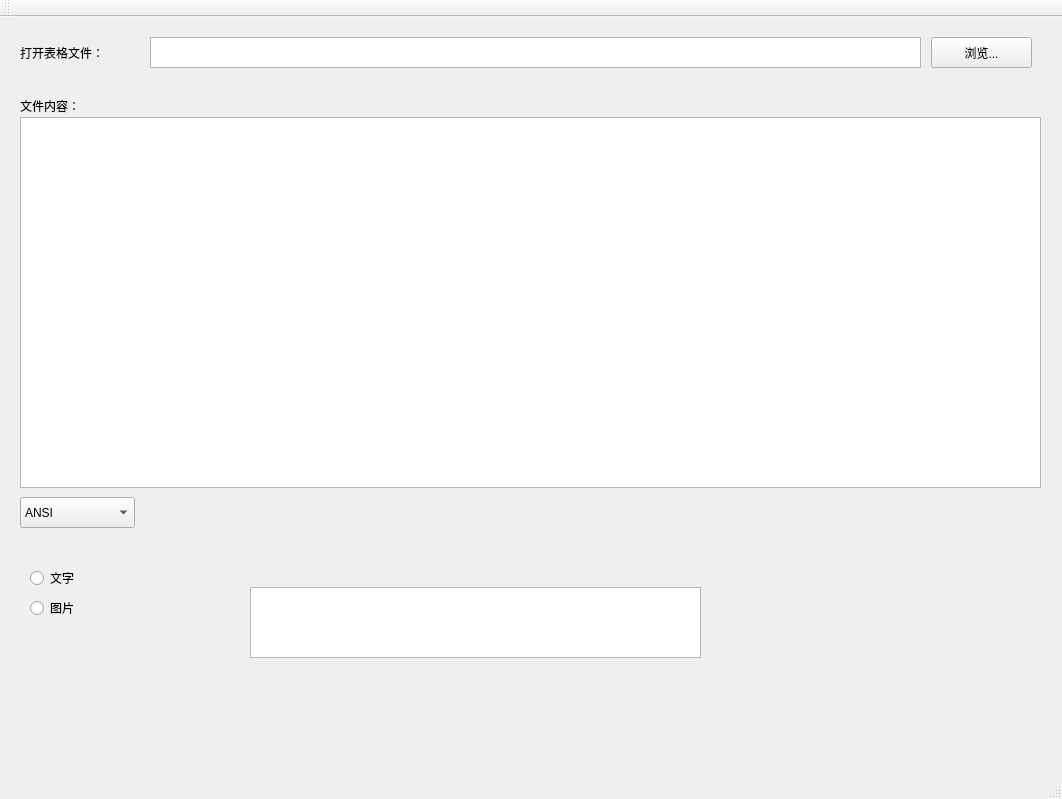
Before: the Qt Designer form QExcelTool/QExcelTool.ui in KeithCoreDumped/QExcelTool, drawn with Qt 5.
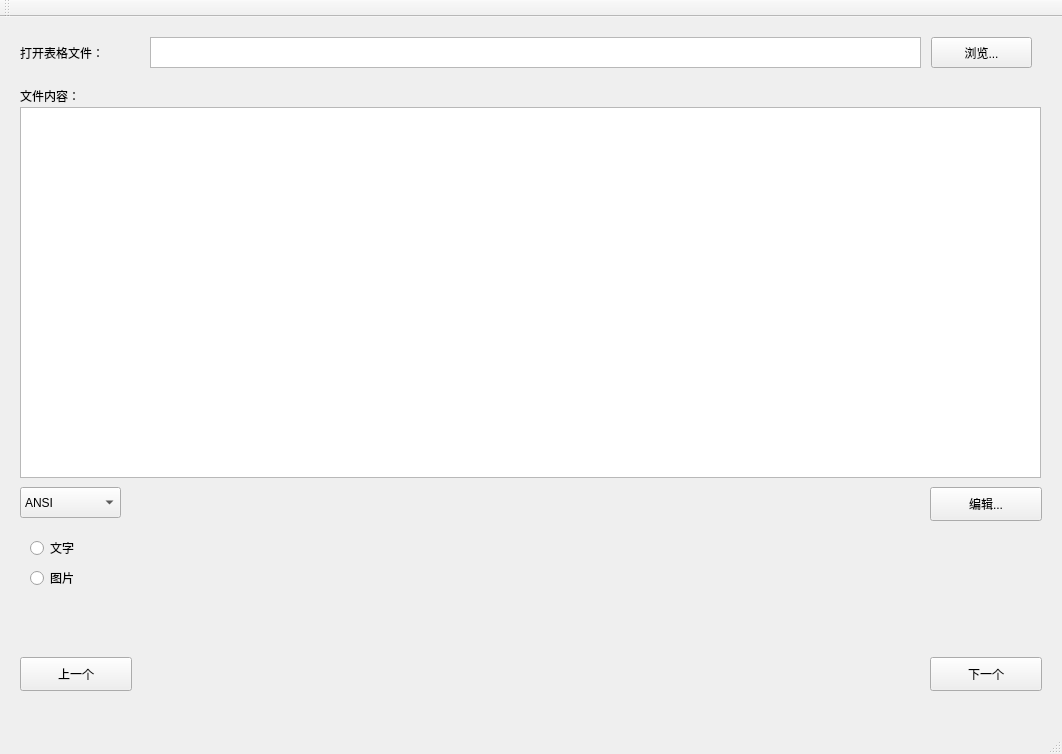
After: the same form once the commit is applied.

The edit to the form file:
```diff
--- a/QExcelTool/QExcelTool.ui
+++ b/QExcelTool/QExcelTool.ui
@@ -7,13 +7,13 @@
     <x>0</x>
     <y>0</y>
     <width>1062</width>
-    <height>799</height>
+    <height>754</height>
    </rect>
   </property>
   <property name="minimumSize">
    <size>
     <width>1062</width>
-    <height>799</height>
+    <height>0</height>
    </size>
   </property>
   <property name="maximumSize">
@@ -69,7 +69,7 @@
     <property name="geometry">
      <rect>
       <x>20</x>
-      <y>100</y>
+      <y>90</y>
       <width>1021</width>
       <height>371</height>
      </rect>
@@ -79,7 +79,7 @@
     <property name="geometry">
      <rect>
       <x>20</x>
-      <y>80</y>
+      <y>70</y>
       <width>121</width>
       <height>18</height>
      </rect>
@@ -92,8 +92,8 @@
     <property name="geometry">
      <rect>
       <x>20</x>
-      <y>480</y>
-      <width>115</width>
+      <y>470</y>
+      <width>101</width>
       <height>31</height>
      </rect>
     </property>
@@ -118,22 +118,12 @@
      </property>
     </item>
    </widget>
-   <widget class="QTextBrowser" name="textBrowser_2">
-    <property name="geometry">
-     <rect>
-      <x>250</x>
-      <y>570</y>
-      <width>451</width>
-      <height>71</height>
-     </rect>
-    </property>
-   </widget>
    <widget class="QRadioButton" name="radioButton">
     <property name="geometry">
      <rect>
       <x>30</x>
-      <y>550</y>
-      <width>132</width>
+      <y>520</y>
+      <width>71</width>
       <height>22</height>
      </rect>
     </property>
@@ -145,8 +135,8 @@
     <property name="geometry">
      <rect>
       <x>30</x>
-      <y>580</y>
-      <width>132</width>
+      <y>550</y>
+      <width>71</width>
       <height>22</height>
      </rect>
     </property>
@@ -154,6 +144,45 @@
      <string>图片</string>
     </property>
    </widget>
+   <widget class="QPushButton" name="NextButton">
+    <property name="geometry">
+     <rect>
+      <x>930</x>
+      <y>640</y>
+      <width>112</width>
+      <height>34</height>
+     </rect>
+    </property>
+    <property name="text">
+     <string>下一个</string>
+    </property>
+   </widget>
+   <widget class="QPushButton" name="LastButton">
+    <property name="geometry">
+     <rect>
+      <x>20</x>
+      <y>640</y>
+      <width>112</width>
+      <height>34</height>
+     </rect>
+    </property>
+    <property name="text">
+     <string>上一个</string>
+    </property>
+   </widget>
+   <widget class="QPushButton" name="EditButton">
+    <property name="geometry">
+     <rect>
+      <x>930</x>
+      <y>470</y>
+      <width>112</width>
+      <height>34</height>
+     </rect>
+    </property>
+    <property name="text">
+     <string>编辑...</string>
+    </property>
+   </widget>
    <zorder>comboBox</zorder>
    <zorder>label</zorder>
    <zorder>pushButton_1</zorder>
```
Left out of the diff: 12 changed lines with no effect on the pictures.
